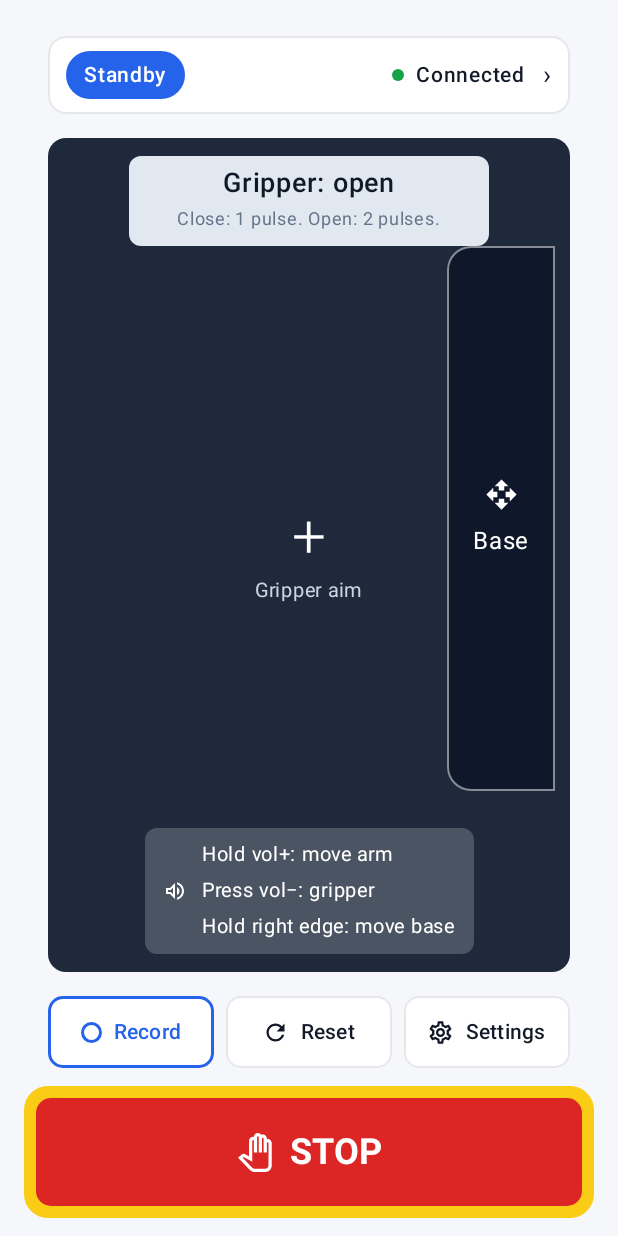
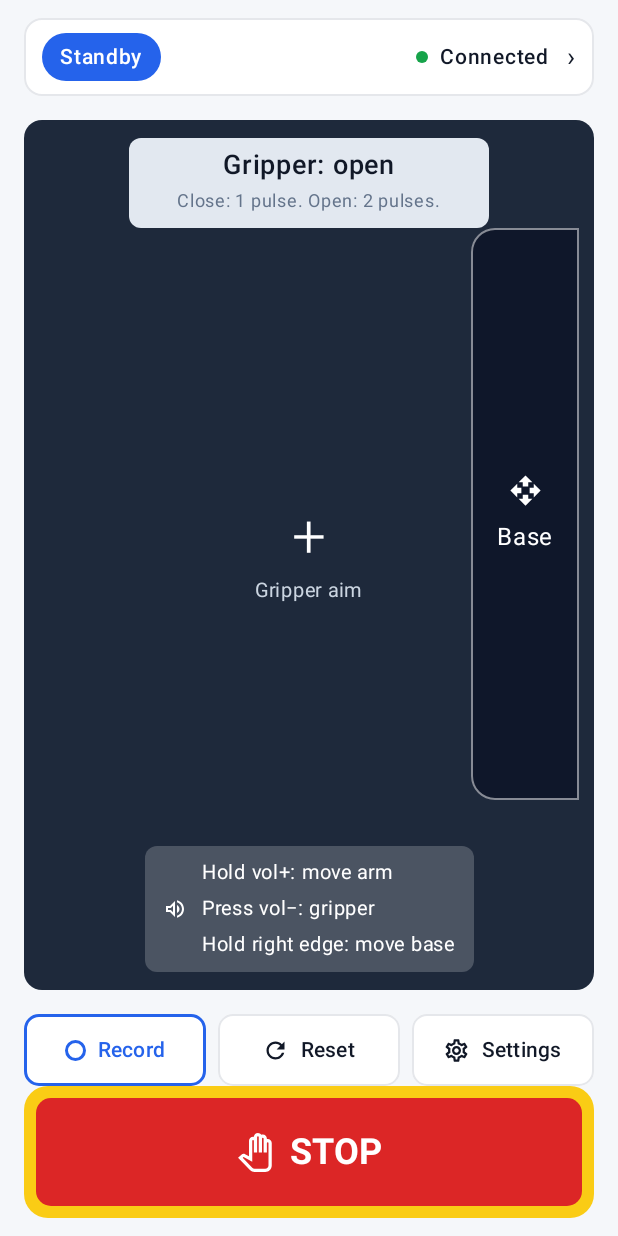
Before and after one commit to WIDM/teleop-android, an Android app built with Jetpack Compose: the screen it shows after launch (MainActivity), on a phone screen of 412 x 824 dp. Run offline under Robolectric (Android 15) with nearby library versions, the phone set to English and light mode, and no system bars.

Commit message:
Fix duplicate padding, lock Connected while E-stopped, use confirm haptic (A-14)

```diff
--- a/app/src/main/java/widm/teleop/app/ControlScreen.kt
+++ b/app/src/main/java/widm/teleop/app/ControlScreen.kt
@@ -45,7 +45,7 @@ import androidx.compose.ui.input.pointer.pointerInput
 import androidx.compose.ui.platform.LocalHapticFeedback
 import kotlinx.coroutines.launch
 
-// 先把顏色集中寫在這裡，之後要改色只改這邊
+// 顏色集中處，之後要改色只改這邊
 private val StandbyBlue = Color(0xFF2563EB)
 private val ConnectedGreen = Color(0xFF16A34A)
 private val TextDark = Color(0xFF111827)
@@ -80,10 +80,10 @@ fun ControlScreen(modifier: Modifier = Modifier) {
         Box(Modifier.weight(1f)) {
             // 第 1 層：原本的三樣東西
             Column(
-                modifier = Modifier.fillMaxSize().background(PageBg).padding(horizontal = 16.dp, vertical = 12.dp),
+                modifier = Modifier.fillMaxSize(),
                 verticalArrangement = Arrangement.spacedBy(16.dp)
             ) {
-                TopBar(eStopped = eStopped, onConnectedClick = { showConnection = true })
+                TopBar(eStopped = eStopped, onConnectedClick = {  if (!eStopped) showConnection = true })
                 if (eStopped) {
                     EStopScreen(
                         onRelease = { eStopped = false },
@@ -485,7 +485,7 @@ private fun HoldToReleaseButton(onRelease: () -> Unit, modifier: Modifier = Modi
                                 animationSpec = tween(durationMillis = 1000, easing = LinearEasing)
                             )
                             // ③ 跑滿了才會執行到這裡
-                            haptic.performHapticFeedback(HapticFeedbackType.LongPress)
+                            haptic.performHapticFeedback(HapticFeedbackType.Confirm)
                             onRelease()
                         }
                         // ② 在這裡等，直到手指放開
```
